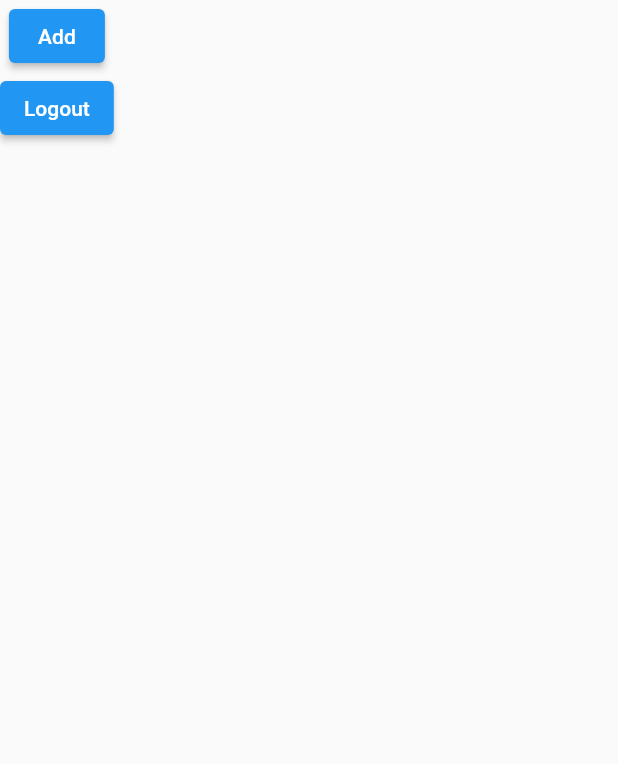
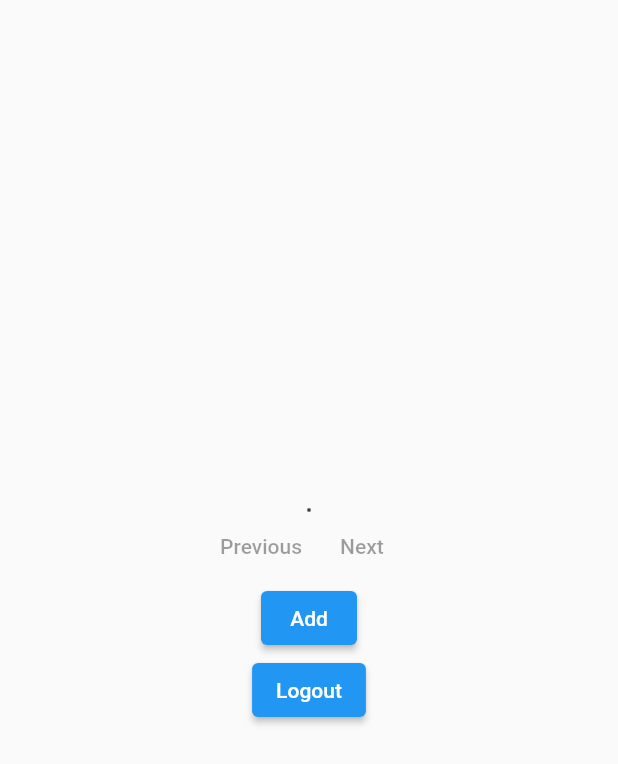
Before and after one commit to elcolie/send_n_expire, a Flutter app: the ListFileScreen screen opened by its route, on a phone screen of 412 x 824 dp. Shown: the top 764 px of the screen. Run offline on Flutter 3.47's test engine with Material 2 defaults, Android fonts, the phone set to English and light mode, and no system bars; our stand-ins replace dio, file_picker, shared_preferences; accounts and stored records are empty; network calls fail.

Commit message:
ListScreen has previous, next button. ListScreen use TableWidget.

```diff
--- a/frontend/lib/backend_requests/list_files.dart
+++ b/frontend/lib/backend_requests/list_files.dart
@@ -3,13 +3,14 @@ import 'package:shared_preferences/shared_preferences.dart';
 
 import '../constants.dart';
 
-Future<Response> getList() async {
+Future<Response> getList(String? callingUrl) async {
+  print(callingUrl);
   final prefs = await SharedPreferences.getInstance();
   String? value = prefs.getString('jwt');
   print('token from disk: $value');
   var dio = Dio();
   var response = await dio.get(
-    backendUrl + '/api/lists/',
+    callingUrl == null ? listUploadUrl : callingUrl,
     options: Options(
       headers: {
         'Authorization': 'token $value'
--- a/frontend/lib/constants.dart
+++ b/frontend/lib/constants.dart
@@ -1,2 +1,3 @@
 const String backendUrl = 'https://www.updatafile.com';
-// const String backendUrl = 'http://localhost:8000';
+//const String backendUrl = 'http://localhost:8000';
+const String listUploadUrl = backendUrl + '/api/lists/';
--- a/frontend/lib/screens/list_file_screen.dart
+++ b/frontend/lib/screens/list_file_screen.dart
@@ -12,8 +12,9 @@ import 'login_screen.dart';
 
 class ListFileScreen extends StatefulWidget {
   static const String routeName = '/list-files';
+  String? _callingUrl;
 
-  const ListFileScreen({Key? key}) : super(key: key);
+  ListFileScreen(this._callingUrl);
 
   @override
   _ListFileScreenState createState() => _ListFileScreenState();
@@ -22,13 +23,14 @@ class ListFileScreen extends StatefulWidget {
 class _ListFileScreenState extends State<ListFileScreen> {
   Map? _responsePayload;
   List<Upload> _uploads = [];
+  String? previousUrl;
+  String? nextUrl;
 
   void listFiles() async {
     List<Upload> uploads = [];
-    Response response = await getList();
+    print('widget._callingUrl: ${widget._callingUrl}');
+    Response response = await getList(widget._callingUrl);
     _responsePayload = Map.from(response.data);
-    // print(_responsePayload!["count"]);
-    // print(_responsePayload!["results"]);
     _responsePayload!['results'].forEach((uploadResponseInstance) {
       uploads.add(Upload(
         uploadResponseInstance['file'],
@@ -43,6 +45,8 @@ class _ListFileScreenState extends State<ListFileScreen> {
     print('_uploads.length: ${uploads.length}');
     setState(() {
       _uploads = uploads;
+      previousUrl = _responsePayload!['previous'];
+      nextUrl = _responsePayload!['next'];
     });
   }
 
@@ -75,17 +79,16 @@ class _ListFileScreenState extends State<ListFileScreen> {
                   : Text("Download"),
               onPressed: () {
                 if (_uploads[i].password != null) {
-                    Navigator.of(context).pushNamed(
-                        EnterPasswordScreen.routeName,
+                  Navigator.of(context).pushNamed(EnterPasswordScreen.routeName,
                       arguments: FilePassword(
                           _uploads[i].file, _uploads[i].password!));
                 } else {
-                    _launchURLBrowser(backendUrl +
-                        '/api/downloads/' +
-                        _uploads[i].downloadUrl);
+                  _launchURLBrowser(
+                      backendUrl + '/api/downloads/' + _uploads[i].downloadUrl);
                   print(_uploads[i].downloadUrl);
                 }
-                }),
+              },
+            ),
             TextButton(
               child: Text("Delete"),
               onPressed: () {
@@ -121,6 +124,60 @@ class _ListFileScreenState extends State<ListFileScreen> {
     return widgetHolders;
   }
 
+  List<TableRow> listTableRows() {
+    List<TableRow> tableRowHolders = [];
+    for (int i = 0; i < _uploads.length; i++) {
+      tableRowHolders.add(TableRow(children: [
+        Text(_uploads[i].originalName),
+        SelectableText(
+            backendUrl + '/api/downloads/${_uploads[i].downloadUrl}'),
+        ElevatedButton(
+          child: _uploads[i].password != null
+              ? Text("Enter Password to download")
+              : Text("Download"),
+          onPressed: () {
+            if (_uploads[i].password != null) {
+              Navigator.of(context).pushNamed(EnterPasswordScreen.routeName,
+                  arguments:
+                      FilePassword(_uploads[i].file, _uploads[i].password!));
+            } else {
+              _launchURLBrowser(
+                  backendUrl + '/api/downloads/' + _uploads[i].downloadUrl);
+              print(_uploads[i].downloadUrl);
+            }
+          },
+        ),
+        TextButton(
+          child: Text("Delete"),
+          onPressed: () {
+            showDialog(
+              context: context,
+              builder: (BuildContext context) {
+                return AlertDialog(
+                  title: Text("CONFIRM"),
+                  content: Text("You are going to delete ${_uploads[i].file}"),
+                  actions: <Widget>[
+                    TextButton(
+                      child: Text("OK"),
+                      onPressed: () async {
+                        Response response =
+                            await deleteUpload(_uploads[i].deleteUrl);
+                        print(response.statusCode);
+                        Navigator.of(context)
+                            .pushNamed(ListFileScreen.routeName);
+                      },
+                    ),
+                  ],
+                );
+              },
+            );
+          },
+        ),
+      ]));
+    }
+    return tableRowHolders;
+  }
+
   @override
   void initState() {
     super.initState();
@@ -130,10 +187,41 @@ class _ListFileScreenState extends State<ListFileScreen> {
   @override
   Widget build(BuildContext context) {
     return Scaffold(
-      body: Column(
+      body: Center(
+        child: Column(
+          mainAxisAlignment: MainAxisAlignment.center,
+          crossAxisAlignment: CrossAxisAlignment.center,
           children: [
-          Column(
-            children: renderUploadList(),
+            Table(
+                border: TableBorder.all(),
+                columnWidths: const <int, TableColumnWidth>{
+                  0: IntrinsicColumnWidth(),
+                  1: IntrinsicColumnWidth(),
+                  2: IntrinsicColumnWidth(),
+                  3: IntrinsicColumnWidth(),
+                  // 3: FixedColumnWidth(300),
+                },
+                defaultVerticalAlignment: TableCellVerticalAlignment.middle,
+                children: listTableRows()),
+            Row(
+              mainAxisAlignment: MainAxisAlignment.center,
+              children: [
+                TextButton(
+                  child: Text('Previous'),
+                  onPressed: previousUrl == null
+                      ? null
+                      : () => Navigator.of(context).pushNamed(
+                          ListFileScreen.routeName,
+                          arguments: previousUrl),
+                ),
+                TextButton(
+                    onPressed: nextUrl == null
+                        ? null
+                        : () => Navigator.of(context).pushNamed(
+                            ListFileScreen.routeName,
+                            arguments: nextUrl),
+                    child: Text('Next'))
+              ],
             ),
             ElevatedButton(
               child: Text("Add"),
@@ -148,8 +236,9 @@ class _ListFileScreenState extends State<ListFileScreen> {
                 prefs.remove('jwt');
                 Navigator.of(context).pushNamed(LoginScreen.routeName);
               },
-          )
+            ),
           ],
+        ),
       ),
     );
   }
```
Also changed, not shown: frontend/lib/main.dart (+28 -19 lines), 1 other file. Lines whose indentation alone changed are shown as unchanged.
